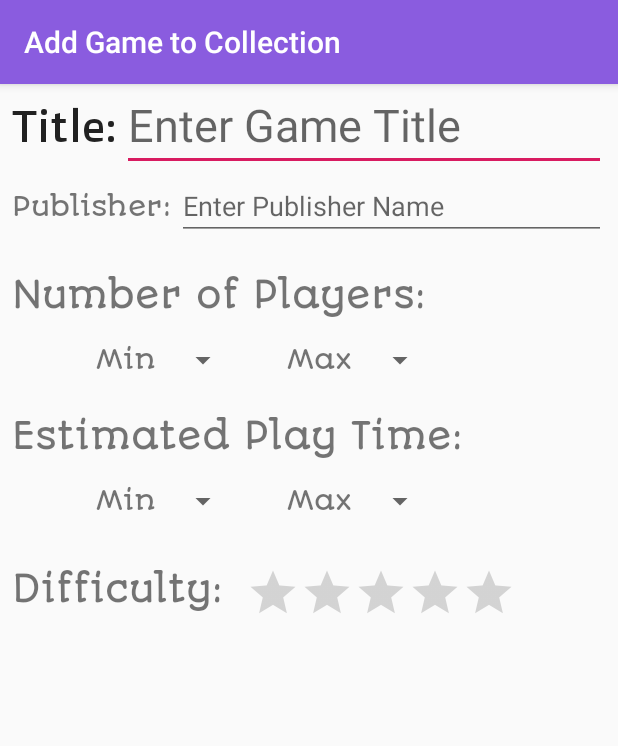
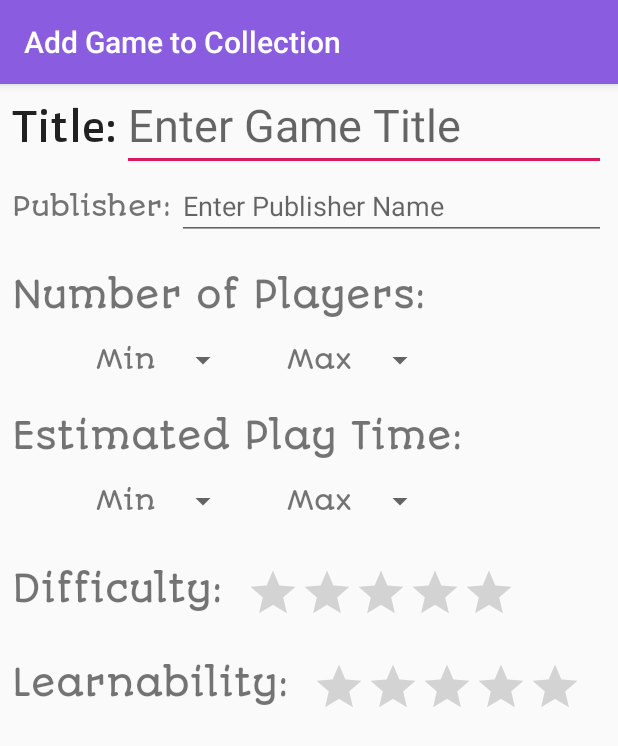
Before and after one commit to keegcb/Test3T, an Android app: the AddGameActivity screen opened directly, with no data from a screen before it, on a phone screen of 412 x 824 dp. Shown: the top 746 px of the screen. Run offline under Robolectric (Android 15) with nearby library versions, the phone set to English and light mode, and no system bars.

Commit message:
Partially built UI for Add Games activity

```diff
--- a/app/src/main/res/layout/content_add_game.xml
+++ b/app/src/main/res/layout/content_add_game.xml
@@ -208,6 +208,28 @@
                     app:layout_constraintStart_toEndOf="@+id/textView_difficulty"
                     app:layout_constraintTop_toBottomOf="@+id/textView_minTime" />
 
+                <TextView
+                    android:id="@+id/textView_learningCurve"
+                    android:layout_width="wrap_content"
+                    android:layout_height="wrap_content"
+                    android:layout_marginStart="8dp"
+                    android:layout_marginTop="32dp"
+                    android:fontFamily="@font/autour_one"
+                    android:text="Learnability:"
+                    android:textSize="24sp"
+                    app:layout_constraintStart_toStartOf="parent"
+                    app:layout_constraintTop_toBottomOf="@+id/textView_difficulty" />
+
+                <RatingBar
+                    android:id="@+id/ratingBar_learningCurve"
+                    style="@style/Widget.AppCompat.RatingBar.Indicator"
+                    android:layout_width="wrap_content"
+                    android:layout_height="wrap_content"
+                    android:layout_marginStart="16dp"
+                    android:layout_marginTop="32dp"
+                    app:layout_constraintStart_toEndOf="@+id/textView_learningCurve"
+                    app:layout_constraintTop_toBottomOf="@+id/textView_difficulty" />
+
             </android.support.constraint.ConstraintLayout>
         </LinearLayout>
     </ScrollView>
```
